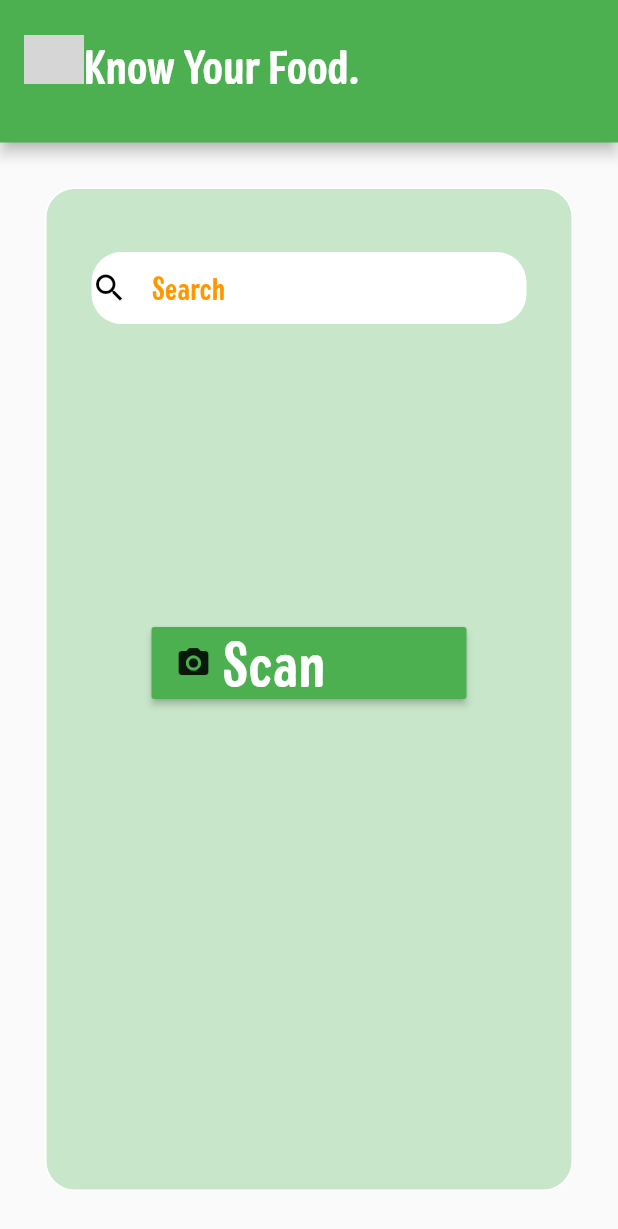
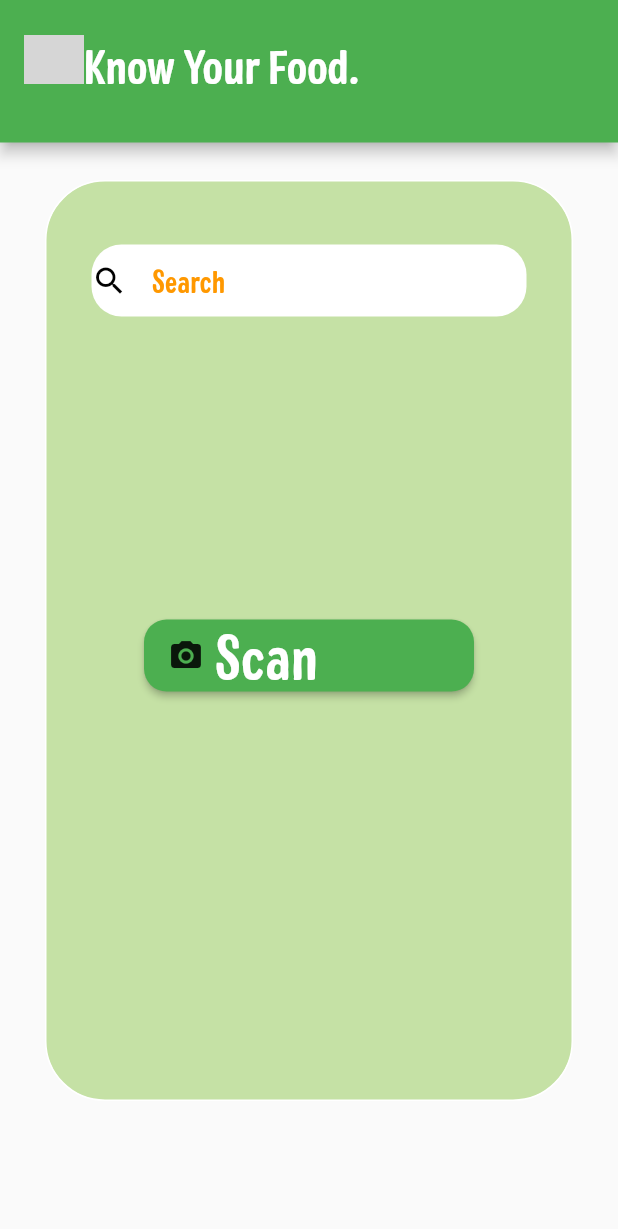
Before and after one commit to giritlgc/wtf_public, a Flutter app: the screen it shows after launch, on a phone screen of 412 x 824 dp. Shown: the top 1229 px of the screen. Run offline on Flutter 3.47's test engine with Material 2 defaults, Android fonts, the phone set to English and light mode, and no system bars; our stand-ins replace cloud_firestore, dio, firebase_core, flutter_spinkit, image_picker; accounts and stored records are empty; grey boxes are pictures that could not be loaded.

Commit message:
UI styling changes

```diff
--- a/lib/search_page.dart
+++ b/lib/search_page.dart
@@ -221,13 +221,13 @@ void onChange(){
    ),
       body: Container(
         padding:  EdgeInsets.only(top: 40.0),
-        margin: EdgeInsets.all(30.0),
+        margin: EdgeInsets.fromLTRB(30.0,25,30,90),
         decoration: BoxDecoration(
-           color: Colors.green[100],
+           color: Colors.lightGreen[200],
           border: Border.all(
             color:Colors.white
           ),
-          borderRadius: BorderRadius.all(Radius.circular(20.0))
+          borderRadius: BorderRadius.all(Radius.circular(40.0))
         ),
         child: Column(
           children: [
@@ -255,11 +255,12 @@ void onChange(){
               )
             ),
             Container(
-              margin: EdgeInsets.only(top: 200),
-              padding: EdgeInsets.only(left:70,right:70),
+              margin: EdgeInsets.fromLTRB(65,200,65,0),
+              // padding: EdgeInsets.only(left:70,right:70),
               decoration: BoxDecoration(),
               child:RaisedButton(
                  color: Colors.green,
+                 shape: new RoundedRectangleBorder(borderRadius: new BorderRadius.circular(15.0)),
                  child: Row(
                    children: [
                      Container(
```
